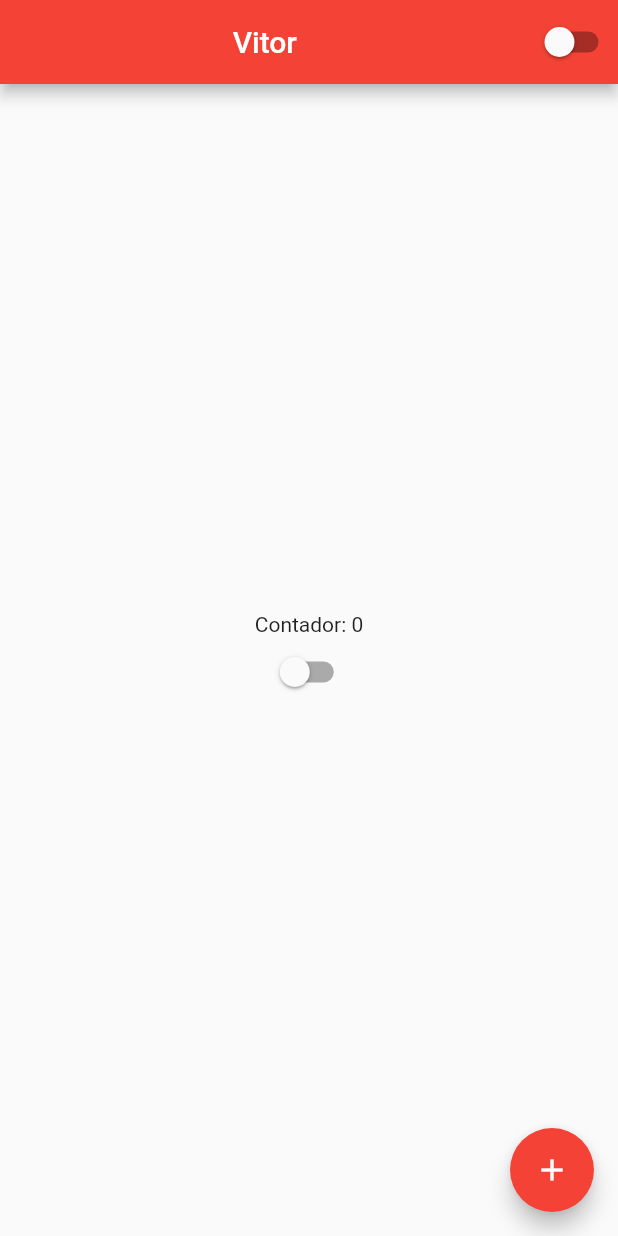
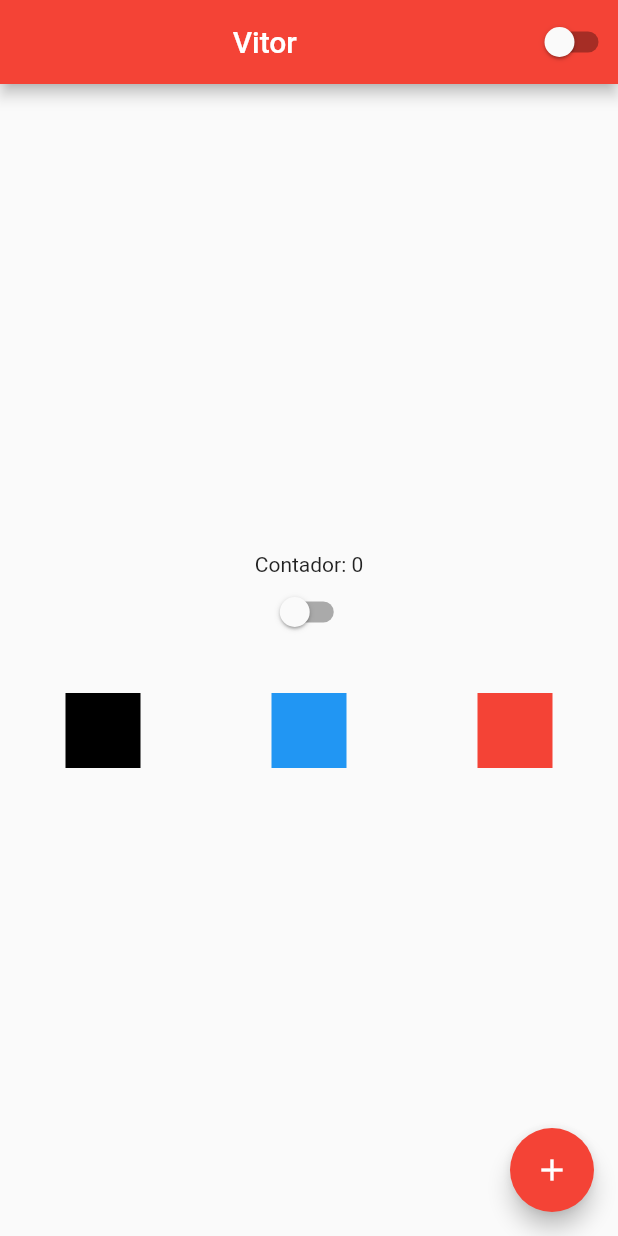
Before and after one commit to vitor2233/curso-flutter, a Flutter app: the screen it shows after launch, on a phone screen of 412 x 824 dp. Run offline on Flutter 3.47's test engine with Material 2 defaults, Android fonts, the phone set to English and light mode, and no system bars.

Commit message:
#15 - Rows

```diff
--- a/olaMundo/lib/home_page.dart
+++ b/olaMundo/lib/home_page.dart
@@ -26,6 +26,29 @@ class HomePageState extends State<HomePage> {
           children: [
             Text('Contador: $counter'),
             CustomSwitch(),
+            Container(
+              height: 30,
+            ),
+            Row(
+              mainAxisAlignment: MainAxisAlignment.spaceAround,
+              children: [
+                Container(
+                  width: 50,
+                  height: 50,
+                  color: Colors.black,
+                ),
+                Container(
+                  width: 50,
+                  height: 50,
+                  color: Colors.blue,
+                ),
+                Container(
+                  width: 50,
+                  height: 50,
+                  color: Colors.red,
+                ),
+              ],
+            ),
           ],
         ),
       ),
```
